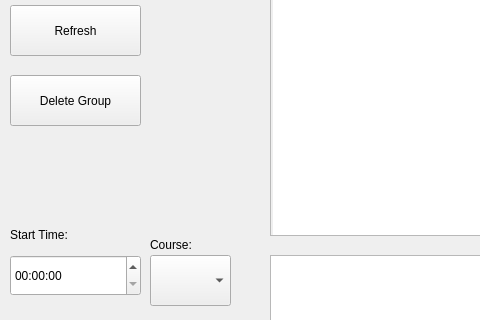
This is StudyGroupFormer/AppWindow.ui in vu035/StudyGroupApp as Qt 5 draws it before an edit; both pictures show x 0 to 480 and y 142 to 462 of the 835 by 586 pixel window. The edited form follows.
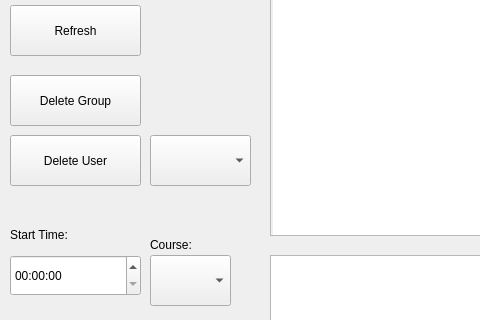
This is the edited form.

Commit message: added delete user function with ui elements in appwindowd

```diff
--- a/StudyGroupFormer/AppWindow.ui
+++ b/StudyGroupFormer/AppWindow.ui
@@ -218,6 +218,29 @@
      <string>Delete Group</string>
     </property>
    </widget>
+   <widget class="QPushButton" name="userdeleteButton_2">
+    <property name="geometry">
+     <rect>
+      <x>10</x>
+      <y>260</y>
+      <width>131</width>
+      <height>51</height>
+     </rect>
+    </property>
+    <property name="text">
+     <string>Delete User</string>
+    </property>
+   </widget>
+   <widget class="QComboBox" name="userlistbox">
+    <property name="geometry">
+     <rect>
+      <x>150</x>
+      <y>260</y>
+      <width>101</width>
+      <height>51</height>
+     </rect>
+    </property>
+   </widget>
   </widget>
   <widget class="QMenuBar" name="menuBar">
    <property name="geometry">
```
The commit also changes 5 other files.
